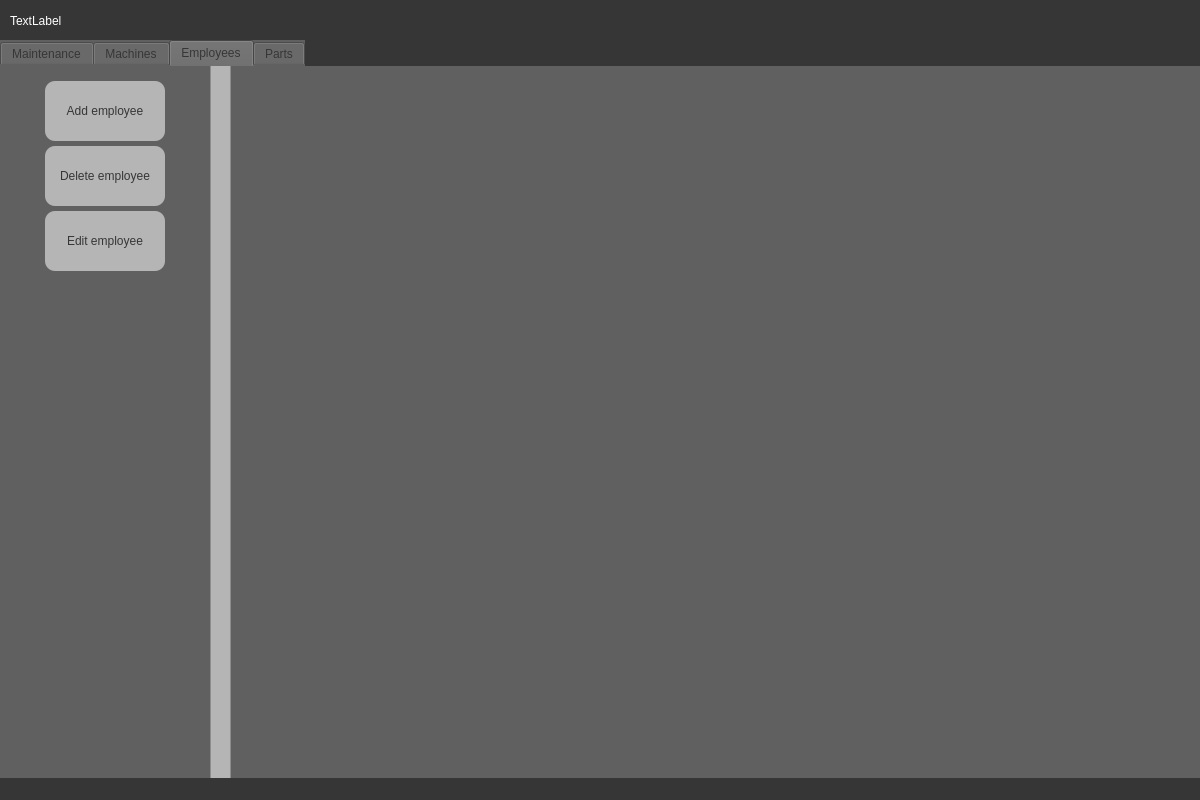
First picture: the form in AppWindow.ui, repository asuXie/Machine-Maintenance-System-MMS, before the edit.
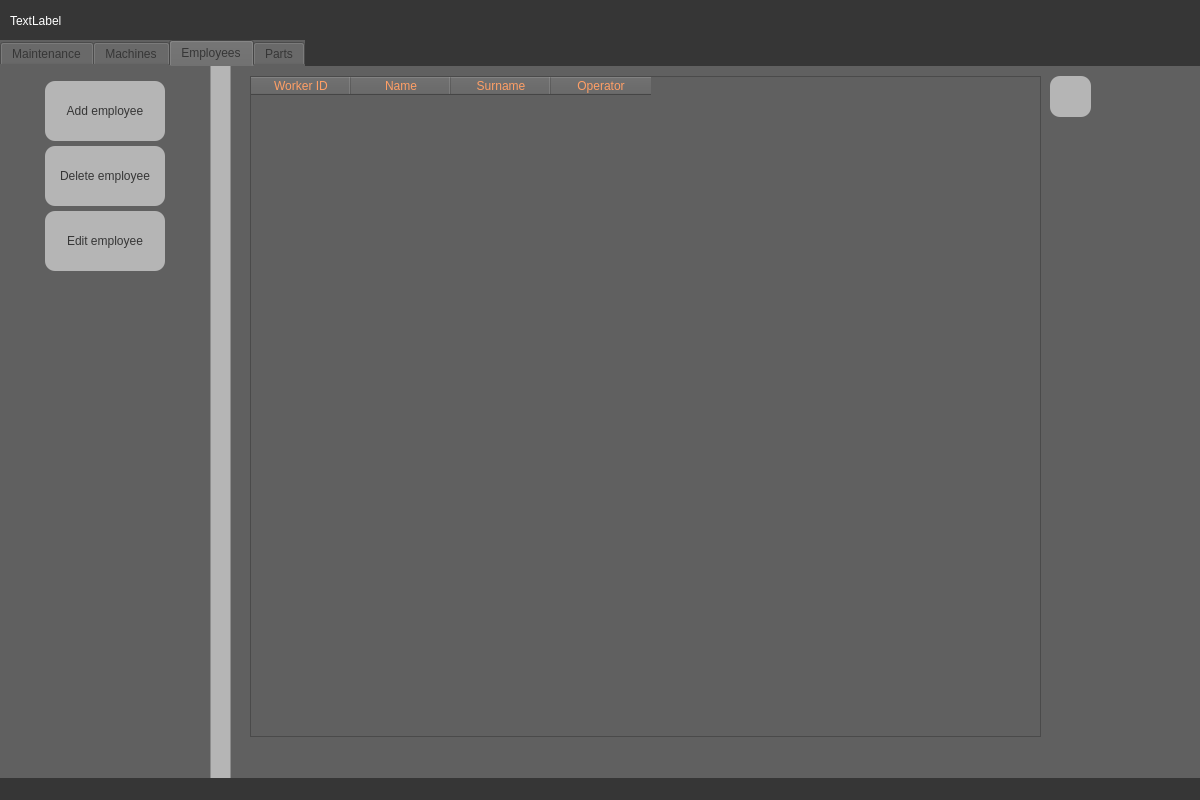
Second picture: the form after the edit. The open tabs and pages were chosen to show the change.

Commit message: Add Employee Button, Employee Table

```diff
--- a/AppWindow.ui
+++ b/AppWindow.ui
@@ -533,6 +533,69 @@
        </item>
       </layout>
      </widget>
+     <widget class="QTableWidget" name="employeesTable">
+      <property name="geometry">
+       <rect>
+        <x>250</x>
+        <y>10</y>
+        <width>791</width>
+        <height>661</height>
+       </rect>
+      </property>
+      <property name="styleSheet">
+       <string notr="true">font: 12pt &quot;Verdana&quot;;
+color: rgb(255, 159, 102);</string>
+      </property>
+      <column>
+       <property name="text">
+        <string>Worker ID</string>
+       </property>
+      </column>
+      <column>
+       <property name="text">
+        <string>Name</string>
+       </property>
+      </column>
+      <column>
+       <property name="text">
+        <string>Surname</string>
+       </property>
+      </column>
+      <column>
+       <property name="text">
+        <string>Operator</string>
+       </property>
+      </column>
+     </widget>
+     <widget class="QPushButton" name="refreshEmployeesButton">
+      <property name="geometry">
+       <rect>
+        <x>1050</x>
+        <y>10</y>
+        <width>41</width>
+        <height>41</height>
+       </rect>
+      </property>
+      <property name="styleSheet">
+       <string notr="true">
+QPushButton{
+color: rgb(54, 54, 54);
+border-color: rgb(96, 96, 96);
+selection-color: rgb(0, 0, 0);
+font: 10pt &quot;Verdana&quot;;
+border-radius: 10px;
+background-color: rgb(181, 181, 181);
+
+}
+
+QPushButton:hover {
+color: rgb(255, 159, 102);
+}</string>
+      </property>
+      <property name="text">
+       <string/>
+      </property>
+     </widget>
     </widget>
     <widget class="QWidget" name="tab_3">
      <attribute name="title">
```
Left out of the diff: 4 changed lines with no effect on the pictures. The commit also changes 9 other files.
